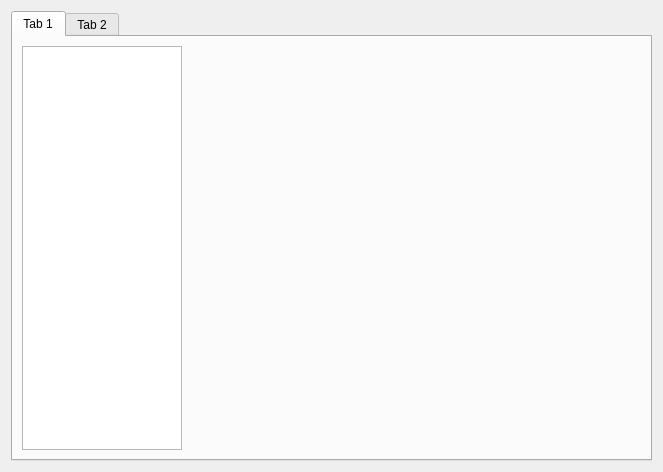
jhx76/zigbus-system, file online/admin/DeviceAdministrationPanel.ui: the form before one commit.
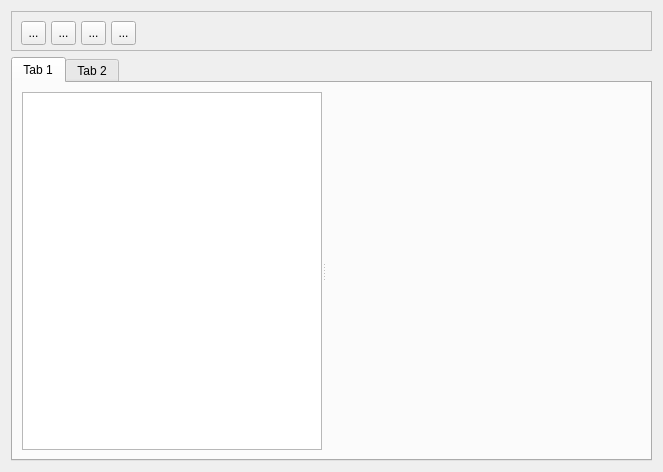
The form after the commit.

The edit to the form file:
```diff
--- a/online/admin/DeviceAdministrationPanel.ui
+++ b/online/admin/DeviceAdministrationPanel.ui
@@ -29,16 +29,15 @@
       <attribute name="title">
        <string>Tab 1</string>
       </attribute>
-      <layout class="QGridLayout" name="gridLayout_3">
-       <item row="0" column="1">
-        <widget class="QWidget" name="widget" native="true">
-         <layout class="QGridLayout" name="devDetailLayout"/>
-        </widget>
-       </item>
+      <layout class="QGridLayout" name="gridLayout_2">
        <item row="0" column="0">
+        <widget class="QSplitter" name="splitter">
+         <property name="orientation">
+          <enum>Qt::Horizontal</enum>
+         </property>
         <widget class="QTreeView" name="treeView">
          <property name="sizePolicy">
-          <sizepolicy hsizetype="Minimum" vsizetype="Expanding">
+           <sizepolicy hsizetype="Preferred" vsizetype="Expanding">
            <horstretch>0</horstretch>
            <verstretch>0</verstretch>
           </sizepolicy>
@@ -51,11 +50,15 @@
          </property>
          <property name="maximumSize">
           <size>
-           <width>160</width>
+            <width>300</width>
            <height>16777215</height>
           </size>
          </property>
         </widget>
+         <widget class="QWidget" name="widget" native="true">
+          <layout class="QGridLayout" name="widgetLayout"/>
+         </widget>
+        </widget>
        </item>
       </layout>
      </widget>
@@ -66,6 +69,80 @@
      </widget>
     </widget>
    </item>
+   <item row="0" column="0">
+    <widget class="QFrame" name="toolFrame">
+     <property name="sizePolicy">
+      <sizepolicy hsizetype="Preferred" vsizetype="Fixed">
+       <horstretch>0</horstretch>
+       <verstretch>0</verstretch>
+      </sizepolicy>
+     </property>
+     <property name="minimumSize">
+      <size>
+       <width>0</width>
+       <height>40</height>
+      </size>
+     </property>
+     <property name="frameShape">
+      <enum>QFrame::StyledPanel</enum>
+     </property>
+     <property name="frameShadow">
+      <enum>QFrame::Raised</enum>
+     </property>
+     <widget class="QToolButton" name="newModuleTool">
+      <property name="geometry">
+       <rect>
+        <x>10</x>
+        <y>10</y>
+        <width>25</width>
+        <height>24</height>
+       </rect>
+      </property>
+      <property name="text">
+       <string>...</string>
+      </property>
+     </widget>
+     <widget class="QToolButton" name="newDeviceTool">
+      <property name="geometry">
+       <rect>
+        <x>40</x>
+        <y>10</y>
+        <width>25</width>
+        <height>24</height>
+       </rect>
+      </property>
+      <property name="text">
+       <string>...</string>
+      </property>
+     </widget>
+     <widget class="QToolButton" name="deleteSelectedTool">
+      <property name="geometry">
+       <rect>
+        <x>70</x>
+        <y>10</y>
+        <width>25</width>
+        <height>24</height>
+       </rect>
+      </property>
+      <property name="text">
+       <string>...</string>
+      </property>
+     </widget>
+     <widget class="QToolButton" name="modifySelectedTool">
+      <property name="geometry">
+       <rect>
+        <x>100</x>
+        <y>10</y>
+        <width>25</width>
+        <height>24</height>
+       </rect>
+      </property>
+      <property name="text">
+       <string>...</string>
+      </property>
+     </widget>
+    </widget>
+   </item>
   </layout>
  </widget>
  <resources/>
```
Left out of the diff: 2 changed lines with no effect on the pictures. Lines whose indentation alone changed are shown as unchanged.
